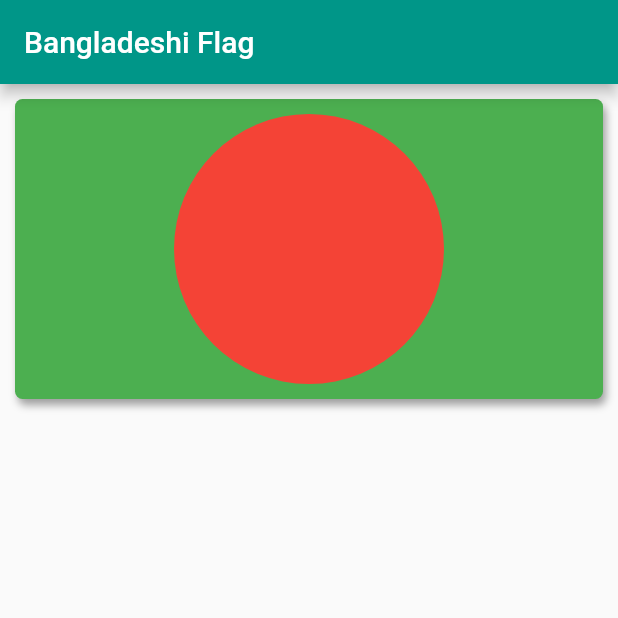
After one commit to MuradRahmanSaud/practice, a Flutter app: the screen it shows after launch, on a phone screen of 412 x 824 dp, the top half of it. The commit adds this screen. Run offline on Flutter 3.47's test engine with Material 2 defaults, Android fonts, the phone set to English and light mode, and no system bars.

Commit message:
Bangladeshi Flag

```diff
--- /dev/null
+++ b/lib/bangladeshi_Flag.dart
@@ -0,0 +1,43 @@
+import 'package:flutter/material.dart';
+
+class Bangladeshi_Flag extends StatefulWidget {
+  const Bangladeshi_Flag({super.key});
+
+  @override
+  State<Bangladeshi_Flag> createState() => _Bangladeshi_FlagState();
+}
+
+class _Bangladeshi_FlagState extends State<Bangladeshi_Flag> {
+  @override
+  Widget build(BuildContext context) {
+    return Scaffold(
+      appBar: AppBar(
+        title: Text("Bangladeshi Flag"),
+      ),
+      body: Container(
+        margin: EdgeInsets.all(10),
+        height: 200,
+        width: 450,
+        decoration: BoxDecoration(
+          color: Colors.green,
+          borderRadius: BorderRadius.circular(5),
+          boxShadow: [
+            BoxShadow(
+              color: Colors.grey,
+              offset: Offset(2, 4),
+              blurRadius: 4,
+              spreadRadius: 0,
+            )
+          ]
+        ),
+        child: Container(
+          margin: EdgeInsets.all(10),
+          decoration: BoxDecoration(
+            shape: BoxShape.circle,
+            color: Colors.red,
+          ),
+        ),
+      ),
+    );
+  }
+}
--- a/lib/main.dart
+++ b/lib/main.dart
@@ -1,7 +1,7 @@
 import 'package:flutter/material.dart';
-import 'package:practice/appbar.dart';
-import 'package:practice/home_Page.dart';
-import 'package:practice/row_Column.dart';
+import 'package:practice/bangladeshi_Flag.dart';
+
+import 'column.dart';
 
 void main() {
   runApp(const MyApp());
@@ -16,11 +16,10 @@ class MyApp extends StatelessWidget {
     return MaterialApp(
       debugShowCheckedModeBanner: false,
       title: 'Flutter Demo',
-      theme: ThemeData(primarySwatch: Colors.teal,
-
+      theme: ThemeData(
+        primarySwatch: Colors.teal,
       ),
-      home: Row_Column(),
-
+      home: Bangladeshi_Flag(),
     );
   }
 }
```
